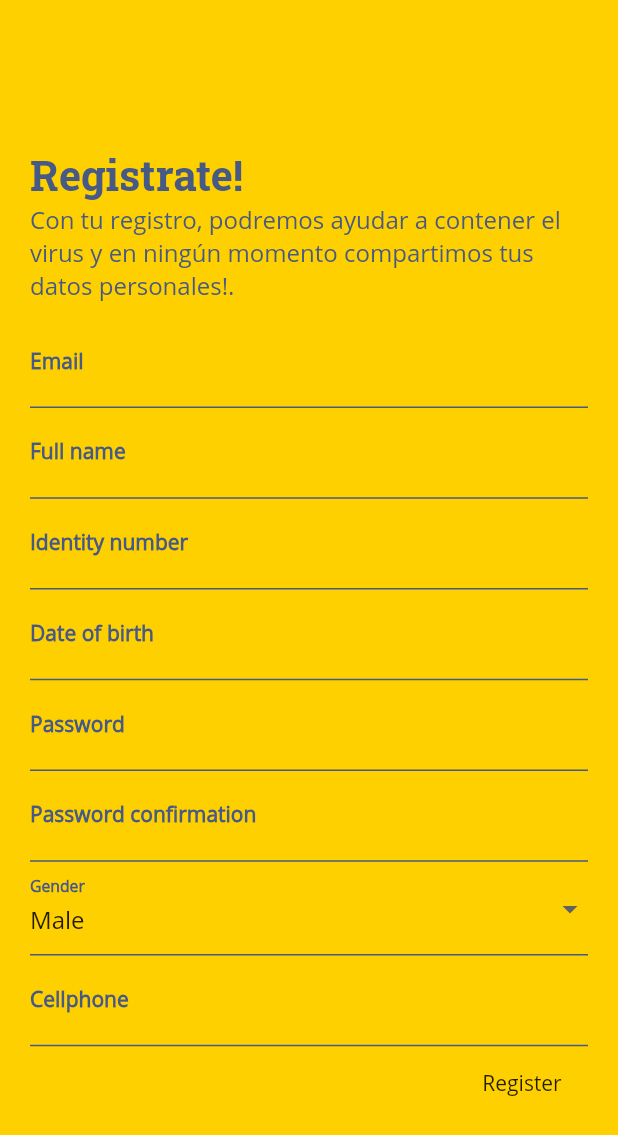
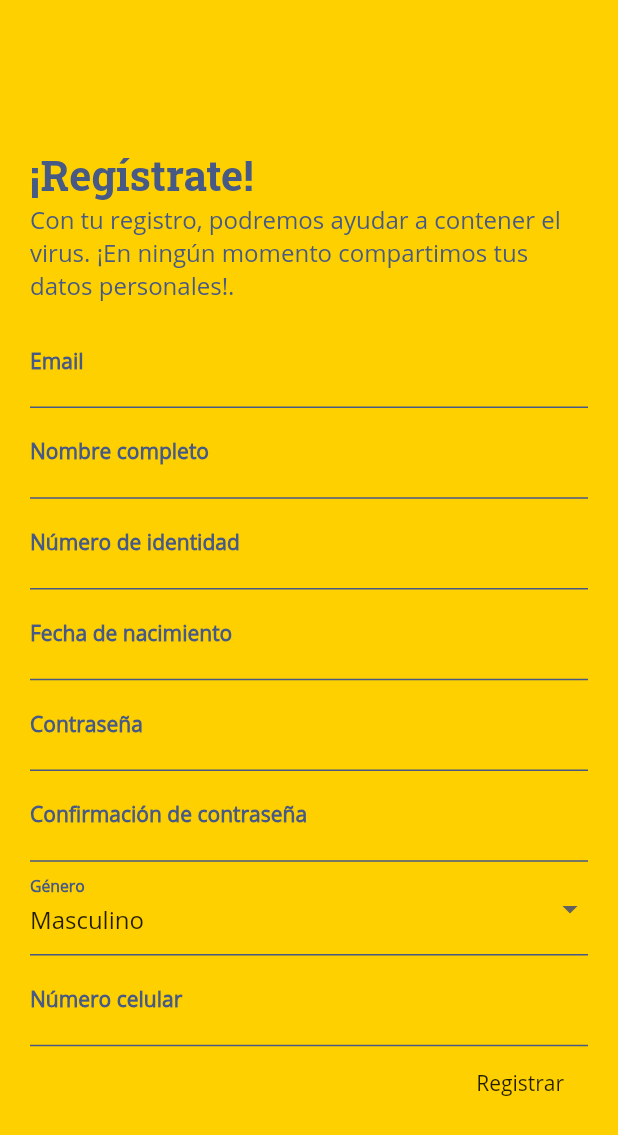
Before and after one commit to ingenious-agency/bien-aca-mobile, a Flutter app: the screen it shows after launch, on a phone screen of 412 x 824 dp. Shown: the top 1135 px of the screen. Run offline on Flutter 3.47's test engine with Material 2 defaults, Android fonts, the phone set to English and light mode, and no system bars; drawn by our look-alikes of flutter_form_builder; our stand-ins replace geolocator, shared_preferences; missing offline and left inert: flutter_background_geolocation; accounts and stored records are empty.

```diff
--- a/lib/components/common/register.dart
+++ b/lib/components/common/register.dart
@@ -1,7 +1,9 @@
-import 'package:bien_aca_quarantine/constants/BienAcaConstants.dart';
 import 'package:flutter/material.dart';
+
 import 'package:geolocator/geolocator.dart';
 import 'package:flutter_form_builder/flutter_form_builder.dart';
+
+import 'package:bien_aca_quarantine/constants/BienAcaConstants.dart';
 import 'package:bien_aca_quarantine/services/models/User.dart';
 
 class Register extends StatefulWidget {
@@ -46,15 +48,15 @@ class RegisterState extends State<Register> {
             crossAxisAlignment: CrossAxisAlignment.start,
             children: [
               SizedBox(height: 20.0),
-              Text('Registrate!', style: Theme.of(context).textTheme.headline),
+              Text(BienAcaConstants.of(context).registerTitle, style: Theme.of(context).textTheme.headline),
               Text(
-                  'Con tu registro, podremos ayudar a contener el virus y en ningún momento compartimos tus datos personales!.',
+                  BienAcaConstants.of(context).registerBody,
                   style: Theme.of(context).textTheme.body1),
               SizedBox(height: 10.0),
               FormBuilderTextField(
                 attribute: "email",
                 decoration: InputDecoration(
-                  labelText: "Email",
+                  labelText: BienAcaConstants.of(context).registerEmailLabel,
                   labelStyle: TextStyle(
                     fontSize: 14.0,
                     fontWeight: FontWeight.bold,
@@ -73,7 +75,7 @@ class RegisterState extends State<Register> {
               FormBuilderTextField(
                 attribute: "name",
                 decoration: InputDecoration(
-                  labelText: "Full name",
+                  labelText: BienAcaConstants.of(context).registerNameLabel,
                   labelStyle: TextStyle(
                     fontSize: 14.0,
                     fontWeight: FontWeight.bold,
@@ -89,7 +91,7 @@ class RegisterState extends State<Register> {
               FormBuilderTextField(
                 attribute: "identity_number",
                 decoration: InputDecoration(
-                  labelText: "Identity number",
+                  labelText: BienAcaConstants.of(context).registerIdentityNumberLabel,
                   labelStyle: TextStyle(
                     fontSize: 14.0,
                     fontWeight: FontWeight.bold,
@@ -106,7 +108,7 @@ class RegisterState extends State<Register> {
                 attribute: "date_of_birth",
                 inputType: InputType.date,
                 decoration: InputDecoration(
-                  labelText: "Date of birth",
+                  labelText: BienAcaConstants.of(context).registerDateOfBirthLabel,
                   labelStyle: TextStyle(
                     fontSize: 14.0,
                     fontWeight: FontWeight.bold,
@@ -122,7 +124,7 @@ class RegisterState extends State<Register> {
               FormBuilderTextField(
                 attribute: "password",
                 decoration: InputDecoration(
-                  labelText: "Password",
+                  labelText: BienAcaConstants.of(context).registerPasswordLabel,
                   labelStyle: TextStyle(
                     fontSize: 14.0,
                     fontWeight: FontWeight.bold,
@@ -141,7 +143,7 @@ class RegisterState extends State<Register> {
               FormBuilderTextField(
                 attribute: "password_confirmation",
                 decoration: InputDecoration(
-                  labelText: "Password confirmation",
+                  labelText: BienAcaConstants.of(context).registerPasswordConfirmationLabel,
                   labelStyle: TextStyle(
                     fontSize: 14.0,
                     fontWeight: FontWeight.bold,
@@ -160,7 +162,7 @@ class RegisterState extends State<Register> {
               FormBuilderDropdown(
                 attribute: "gender",
                 decoration: InputDecoration(
-                  labelText: "Gender",
+                  labelText: BienAcaConstants.of(context).registerGenderLabel,
                   labelStyle: TextStyle(
                     fontSize: 14.0,
                     fontWeight: FontWeight.bold,
@@ -171,10 +173,9 @@ class RegisterState extends State<Register> {
                     color: BienAcaConstants.of(context).blue,
                   )),
                 ),
-                initialValue: 'Male',
-                hint: Text('Select Gender'),
+                initialValue: BienAcaConstants.of(context).registerGenderDropdownItems[0],
                 validators: [FormBuilderValidators.required()],
-                items: ['Male', 'Female']
+                items: BienAcaConstants.of(context).registerGenderDropdownItems
                     .map((gender) =>
                         DropdownMenuItem(value: gender, child: Text("$gender")))
                     .toList(),
@@ -182,7 +183,7 @@ class RegisterState extends State<Register> {
               FormBuilderTextField(
                 attribute: "cellphone",
                 decoration: InputDecoration(
-                  labelText: "Cellphone",
+                  labelText: BienAcaConstants.of(context).registerCellphoneLabel,
                   labelStyle: TextStyle(
                     fontSize: 14.0,
                     fontWeight: FontWeight.bold,
@@ -198,11 +199,11 @@ class RegisterState extends State<Register> {
               Align(
                 alignment: FractionalOffset.bottomRight,
                 child: FlatButton(
-                  child: Text("Register"),
+                  child: Text(BienAcaConstants.of(context).registerButtonLabel),
                   onPressed: () async {
                     if (_fbKey.currentState.saveAndValidate()) {
                       Scaffold.of(context).showSnackBar(
-                          SnackBar(content: Text('Registering...')));
+                          SnackBar(content: Text(BienAcaConstants.of(context).registerSnackbarLabel)));
 
                       bool success = await registerUser(
                           _fbKey.currentState.value,
@@ -211,10 +212,11 @@ class RegisterState extends State<Register> {
                       if (success) {
                         Navigator.pushReplacementNamed(context, '/successpage');
                       } else {
-                        Scaffold.of(context).showSnackBar(SnackBar(
-                            backgroundColor: Colors.red,
-                            content: Text(
-                                'Opss... Something went wrong registering the user')));
+                        // Scaffold.of(context).showSnackBar(SnackBar(
+                        //     backgroundColor: Colors.red,
+                        //     content: Text(
+                        //         'Opss... Something went wrong registering the user')));
+                        Navigator.pushNamed(context, '/alertpage');
                       }
                     }
                   },
```
Also changed, not shown: lib/components/pages/alert_page.dart (added, +58 -0 lines).
